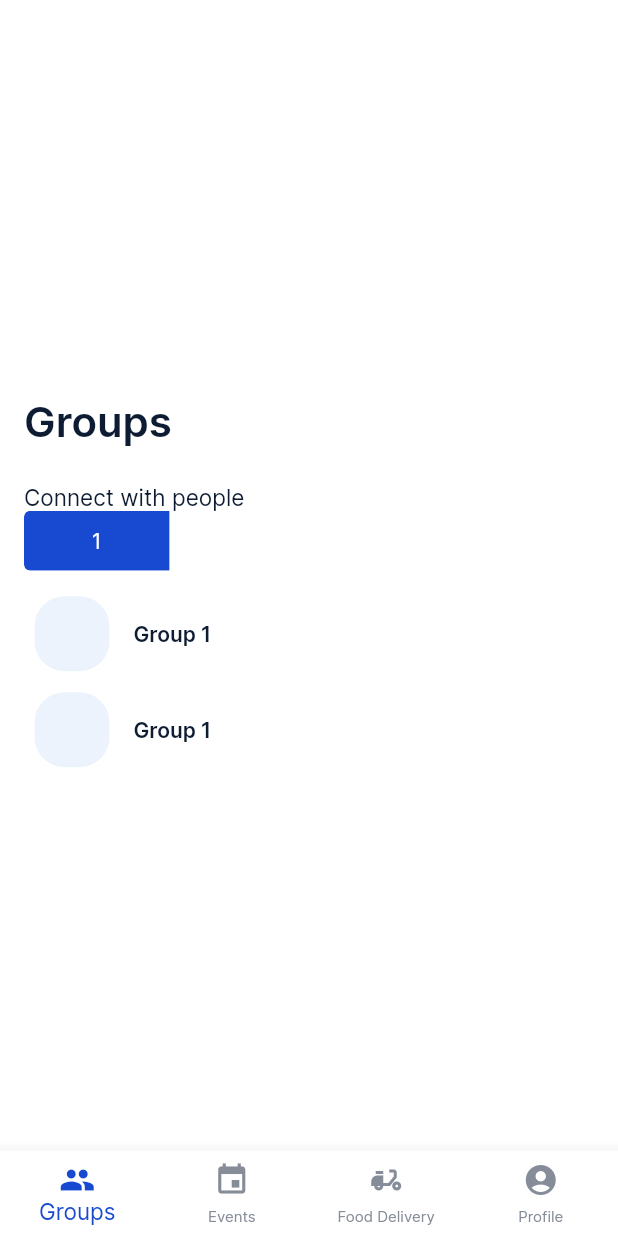
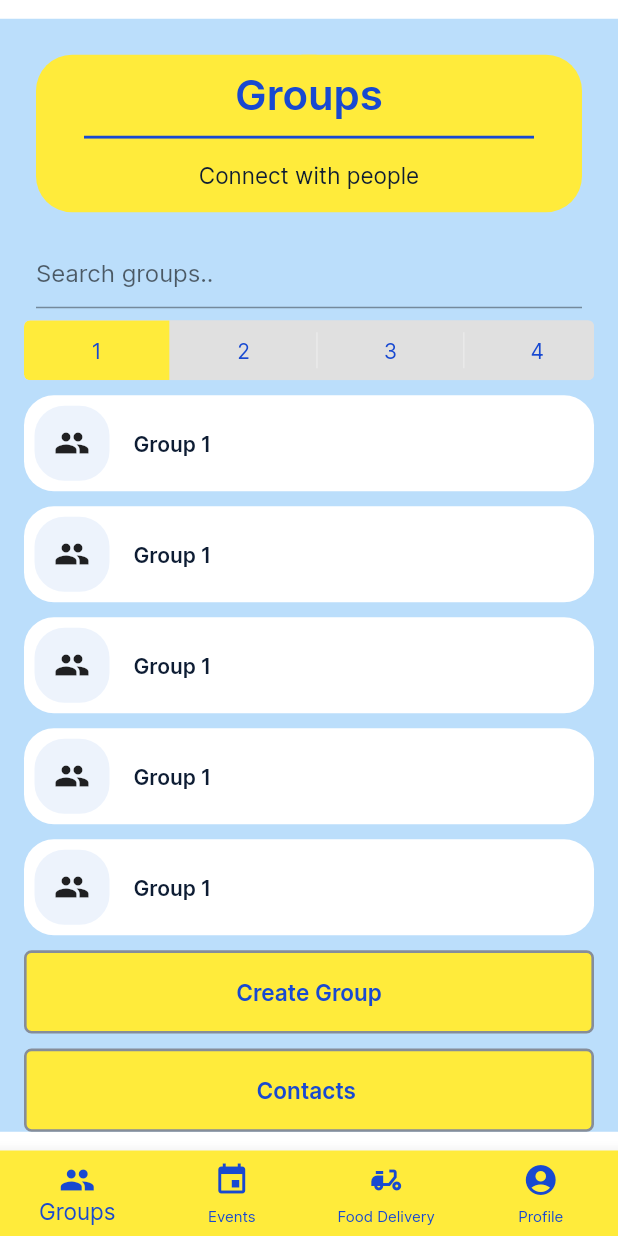
Before and after one commit to gabbykush/TeamConnect, a Flutter app: the screen it shows after launch, on a phone screen of 412 x 824 dp. Run offline on Flutter 3.47's test engine with Material 2 defaults, Android fonts, the phone set to English and light mode, and no system bars; drawn by our look-alikes of toggle_switch; our stand-ins replace keyboard_actions, shared_preferences.

Commit message:
good stuff only!

```diff
--- a/lib/Widgets/add_another_button.dart
+++ b/lib/Widgets/add_another_button.dart
@@ -1,7 +1,10 @@
 import 'package:flutter/cupertino.dart';
 import 'package:flutter/material.dart';
+import 'package:provider/provider.dart';
 import 'package:teamconnect/general/resources/app_themes.dart';
 import 'package:teamconnect/general/resources/dimension.dart';
+import 'package:teamconnect/general/styles/colors.dart';
+import 'package:teamconnect/providers/general.dart';
 
 class _Constant {
   static const double cardCornerRadius = 5;
@@ -22,13 +25,13 @@ class AddAnotherButton extends StatelessWidget {
 
   @override
   Widget build(BuildContext context) {
-    // final AppTheme appTheme = Provider.of<General>(context).activeThemeData;
+    final AppTheme appTheme = Provider.of<General>(context).activeThemeData;
 
     return Container(
       decoration: BoxDecoration(
-          border: Border.all(
-              //color: appTheme.primaryAccentColor(),
-              width: _Constant.borderWidth),
+          color: AppColors.secondaryAccent,
+          border:
+              Border.all(color: AppColors.gray, width: _Constant.borderWidth),
           borderRadius:
               BorderRadius.all(Radius.circular(_Constant.cardCornerRadius))),
       child: SizedBox(
@@ -38,12 +41,10 @@ class AddAnotherButton extends StatelessWidget {
           shape: RoundedRectangleBorder(
             borderRadius: BorderRadius.circular(_Constant.cardCornerRadius),
           ),
-          //color: color ?? appTheme.selectedSwitchColor(),
+          color: color ?? appTheme.selectedSwitchColor(),
           key: UniqueKey(),
-          child: Text(
-            title, //
-            //style: appTheme.primaryClickableTextStyle()),
-          ),
+          child: Text(title, //
+              style: appTheme.primaryClickableTextStyle()),
           onPressed: onPressed,
         ),
       ),
--- a/lib/Widgets/bottom_nav_bar.dart
+++ b/lib/Widgets/bottom_nav_bar.dart
@@ -36,7 +36,7 @@ class _BottomNavigationConnect extends State<BottomNavigationConnect> {
         currentIndex: _selectedIndex,
         type: BottomNavigationBarType.fixed,
         selectedItemColor: AppColors.primaryAccent,
-        unselectedItemColor: AppColors.gray,
+        unselectedItemColor: AppColors.primaryAccent,
         selectedFontSize: 15,
         unselectedFontSize: 10,
         onTap: _onItemTap,
--- a/lib/Widgets/ui_components.dart
+++ b/lib/Widgets/ui_components.dart
@@ -37,9 +37,8 @@ Consumer buildHeader(
           text: actionText,
           style: store.activeThemeData.primaryClickableTextStyle().copyWith(
                 decoration: TextDecoration.underline,
-                fontSize: 10,
+                fontSize: 20,
               ),
-          // fontSize: FontStyle.fontSizes.checkBoxTextSize),
           recognizer: TapGestureRecognizer()..onTap = onActionPressed,
         );
 
@@ -65,20 +64,50 @@ Consumer buildHeader(
       );
     }
 
-    return Column(
-      crossAxisAlignment: CrossAxisAlignment.stretch,
+    return Padding(
+      padding: const EdgeInsets.all(8.0),
+      child: Container(
+        decoration: BoxDecoration(
+          color: AppColors.secondaryAccent,
+          borderRadius: BorderRadius.circular(AppDimensions.modalRadius),
+        ),
+        child: Column(
+          crossAxisAlignment: CrossAxisAlignment.center,
           children: <Widget>[
+            Container(
+              height: 10.0,
+              width: 10,
+              color: AppColors.secondaryAccent,
+            ),
             Text(
               title,
               style: store.activeThemeData.textTitleStyle(),
             ),
-        SizedBox(height: AppDimensions.mediumSpacing),
+            Container(
+              height: 10.0,
+              width: 1000.0,
+              color: AppColors.secondaryAccent,
+            ),
+            Container(
+              height: 2.0,
+              width: 300.0,
+              color: AppColors.primaryAccent,
+            ),
+            Container(
+              height: 15.0,
+              width: 1000.0,
+              color: AppColors.secondaryAccent,
+            ),
             Visibility(
               visible: subtitle.isNotEmpty,
               child: _buildSubtitle(
                   subtitle, subtitleActionText, onSubtitleActionTextPressed),
-        )
+            ),
+            SizedBox(height: AppDimensions.smallMargin),
+            SizedBox(height: AppDimensions.smallMargin),
           ],
+        ),
+      ),
     );
   });
 }
@@ -93,7 +122,7 @@ Future<T> showCustomModalBottomSheet<T>({
   bool isDismissible = true,
   bool enableDrag = true,
 }) {
-  // var theme = Provider.of<General>(context, listen: false).activeThemeData;
+  var theme = Provider.of<General>(context, listen: false).activeThemeData;
 
   Widget _content() {
     final mediaQuery = MediaQuery.of(context);
@@ -121,7 +150,7 @@ Future<T> showCustomModalBottomSheet<T>({
                     height: AppDimensions.defaultPadding,
                   ),
                   Center(
-                      //  child: Images.iconPopupLine,
+                      // child: Images.iconPopupLine,
                       ),
                 ],
               ),
@@ -129,7 +158,7 @@ Future<T> showCustomModalBottomSheet<T>({
           ],
         ),
         decoration: BoxDecoration(
-          //color: theme.secondarySwatch(),
+          color: theme.secondarySwatch(),
           borderRadius: BorderRadius.only(
             topLeft: const Radius.circular(AppDimensions.modalRadius),
             topRight: const Radius.circular(AppDimensions.modalRadius),
@@ -157,28 +186,17 @@ Future<T> showCustomModalBottomSheet<T>({
 }
 
 Widget buildToggleGroup(
-        //  General generalProvider,
+        General generalProvider,
         int initialSelectedIndex,
         List<String> values,
         double itemMinWidth,
         onOptionSelected(int index)) =>
     ToggleSwitch(
       cornerRadius: AppDimensions.buttonCornerRadius,
-      activeBgColor: AppColors.primaryAccent,
-      activeFgColor: AppColors.secondaryAccent,
-      inactiveBgColor: AppColors.primaryButtonText,
-      inactiveFgColor: AppColors.secondaryAccent,
-
-      // activeTextStyle: generalProvider.activeThemeData
-      //     .textPrimaryButtonStyle()
-      //     .copyWith(
-      //         fontSize: FontStyle.fontSizes.smallTextSize,
-      //         color: AppColors.textMain),
-      // inactiveTextStyle: generalProvider.activeThemeData
-      //     .textPrimaryButtonStyle()
-      //     .copyWith(
-      //         fontSize: FontStyle.fontSizes.smallTextSize,
-      //         color: AppColors.textMain),
+      activeBgColor: AppColors.secondaryAccent,
+      activeFgColor: AppColors.primaryAccent,
+      inactiveBgColor: AppColors.lightGray,
+      inactiveFgColor: AppColors.primaryAccent,
       initialLabelIndex: initialSelectedIndex,
       minWidth: itemMinWidth,
       labels: values,
--- a/lib/general/resources/font_styles.dart
+++ b/lib/general/resources/font_styles.dart
@@ -28,13 +28,13 @@ class FontStyle {
   static FontSizes fontSizes = const FontSizes();
 
   static final TextStyle titleLight = TextStyle(
-    color: AppColors.textMain,
+    color: AppColors.primaryAccent,
     fontWeight: FontWeight.w600,
     fontSize: fontSizes.titleSize,
   );
 
   static final TextStyle secondaryTitleLight = TextStyle(
-    color: AppColors.textMain,
+    color: AppColors.primaryAccent,
     fontWeight: FontWeight.w600,
     fontSize: fontSizes.secondaryTitleSize,
   );
--- a/lib/general/styles/colors.dart
+++ b/lib/general/styles/colors.dart
@@ -2,7 +2,10 @@ import 'package:flutter/material.dart';
 
 class AppColors {
   static const Color primaryAccent = Color(0xFF1849D1);
-  static const Color secondaryAccent = Color(0xFFFFFFFF);
+  static const Color secondaryAccent = Colors.yellow;
+  static Color lightGray = Colors.grey[300];
+  static Color lightBlue = Colors.blue[100];
+
   static const Color primarySwatch = Color.fromRGBO(243, 244, 244, 1);
   static const Color secondarySwatch = Color(0xFFFFFFFF);
   static const Color error = Color.fromRGBO(229, 73, 73, 1);
--- a/lib/pages/groups.dart
+++ b/lib/pages/groups.dart
@@ -1,10 +1,12 @@
 import 'package:flutter/cupertino.dart';
 import 'package:flutter/material.dart';
 import 'package:provider/provider.dart';
+import 'package:teamconnect/Widgets/add_another_button.dart';
 import 'package:teamconnect/Widgets/icon_large_button.dart';
 import 'package:teamconnect/Widgets/ui_components.dart';
 import 'package:teamconnect/general/resources/app_themes.dart';
 import 'package:teamconnect/general/resources/dimension.dart';
+import 'package:teamconnect/general/styles/colors.dart';
 import 'package:teamconnect/providers/general.dart';
 
 class GroupsPage extends StatefulWidget {
@@ -12,15 +14,18 @@ class GroupsPage extends StatefulWidget {
   _GroupsPageState createState() => _GroupsPageState();
 }
 
-enum UnitLinkMode { overview, transactions }
+enum UnitLinkMode { overview, transactions, overview1, transactions1 }
 
 class _GroupsPageState extends State<GroupsPage> {
   UnitLinkMode _viewMode = UnitLinkMode.overview;
+  List<IconLargeButton> _groups = List<IconLargeButton>();
+  List<IconLargeButton> _groupsForDisplay = List<IconLargeButton>();
 
   @override
   Widget build(BuildContext context) {
     return Consumer<General>(builder: (context, store, child) {
-      return Center(
+      return Container(
+          decoration: BoxDecoration(color: AppColors.lightBlue),
           child: SafeArea(
               child: Padding(
             padding: const EdgeInsets.only(
@@ -29,9 +34,12 @@ class _GroupsPageState extends State<GroupsPage> {
                 right: AppDimensions.defaultPadding),
             child: SingleChildScrollView(
               child: Column(
+                crossAxisAlignment: CrossAxisAlignment.start,
+                mainAxisAlignment: MainAxisAlignment.start,
                 children: [
                   buildHeader(context,
                       title: "Groups", subtitle: "Connect with people"),
+                  _searchBar(),
                   _buildOveviewTransactionSelector(),
                   SizedBox(height: AppDimensions.cardsSpacing),
                   Visibility(
@@ -43,13 +51,16 @@ class _GroupsPageState extends State<GroupsPage> {
                     child: _buildTransactionSection(),
                   ),
                   Visibility(
-                visible: _viewMode == UnitLinkMode.overview,
-                child: _buildOverviewSection(),
+                    visible: _viewMode == UnitLinkMode.overview1,
+                    child: _buildOverview1Section(),
                   ),
                   Visibility(
-                visible: _viewMode == UnitLinkMode.transactions,
-                child: _buildTransactionSection(),
+                    visible: _viewMode == UnitLinkMode.transactions1,
+                    child: _buildTransaction1Section(),
                   ),
+                  AddAnotherButton(title: "Create Group", onPressed: null),
+                  SizedBox(height: AppDimensions.cardsSpacing),
+                  AddAnotherButton(title: "Contacts ", onPressed: null),
                 ],
               ),
             ),
@@ -57,25 +68,91 @@ class _GroupsPageState extends State<GroupsPage> {
     });
   }
 
+  _searchBar() {
+    return Padding(
+      padding: const EdgeInsets.all(8.0),
+      child: TextField(
+        decoration: InputDecoration(hintText: 'Search groups..'),
+        onChanged: (text) {
+          text = text.toLowerCase();
+          setState(() {
+            _groupsForDisplay = _groups.where((note) {
+              var noteTitle = note.title.toLowerCase();
+              return noteTitle.contains(text);
+            }).toList();
+          });
+        },
+      ),
+    );
+  }
+
   _buildOverviewSection() {
     return Container(
         child: Column(
-      children: [IconLargeButton(title: "Group 1", onPressed: null)],
+      children: [
+        IconLargeButton(
+          title: "Group 1",
+          onPressed: null,
+          icon: Icon(Icons.group),
+        ),
+        SizedBox(height: AppDimensions.cardsSpacing),
+        IconLargeButton(
+          title: "Group 1",
+          onPressed: null,
+          icon: Icon(Icons.group),
+        ),
+        SizedBox(height: AppDimensions.cardsSpacing),
+        IconLargeButton(
+          title: "Group 1",
+          onPressed: null,
+          icon: Icon(Icons.group),
+        ),
+        SizedBox(height: AppDimensions.cardsSpacing),
+        IconLargeButton(
+          title: "Group 1",
+          onPressed: null,
+          icon: Icon(Icons.group),
+        ),
+        SizedBox(height: AppDimensions.cardsSpacing),
+        IconLargeButton(
+          title: "Group 1",
+          onPressed: null,
+          icon: Icon(Icons.group),
+        ),
+        SizedBox(height: AppDimensions.cardsSpacing),
+      ],
     ));
   }
 
   _buildTransactionSection() {
     return Container(
         child: Column(
-      children: [IconLargeButton(title: "Group 1", onPressed: null)],
+      children: [IconLargeButton(title: "Group 2", onPressed: null)],
+    ));
+  }
+
+  _buildOverview1Section() {
+    return Container(
+        child: Column(
+      children: [IconLargeButton(title: "Group 3", onPressed: null)],
+    ));
+  }
+
+  _buildTransaction1Section() {
+    return Container(
+        child: Column(
+      children: [IconLargeButton(title: "Group 4", onPressed: null)],
     ));
   }
 
   _buildOveviewTransactionSelector() {
+    var generalProvider = Provider.of<General>(context, listen: false);
+
     var width =
         (MediaQuery.of(context).size.width - 2 * AppDimensions.largePadding);
     var values = ["1", "2", "3", "4"];
-    return buildToggleGroup(_unitLinkToggleSelectedIndex(), values, width,
+    return buildToggleGroup(
+        generalProvider, _unitLinkToggleSelectedIndex(), values, width,
         (value) {
       setState(() {
         switch (value) {
@@ -86,10 +163,10 @@ class _GroupsPageState extends State<GroupsPage> {
             _viewMode = UnitLinkMode.transactions;
             break;
           case 2:
-            _viewMode = UnitLinkMode.overview;
+            _viewMode = UnitLinkMode.overview1;
             break;
           case 3:
-            _viewMode = UnitLinkMode.transactions;
+            _viewMode = UnitLinkMode.transactions1;
             break;
           default:
             break;
@@ -104,9 +181,9 @@ class _GroupsPageState extends State<GroupsPage> {
         return 0;
       case UnitLinkMode.transactions:
         return 1;
-      case UnitLinkMode.overview:
+      case UnitLinkMode.overview1:
         return 2;
-      case UnitLinkMode.transactions:
+      case UnitLinkMode.transactions1:
         return 3;
       default:
         return 0;
```
Lines whose indentation alone changed are shown as unchanged.
